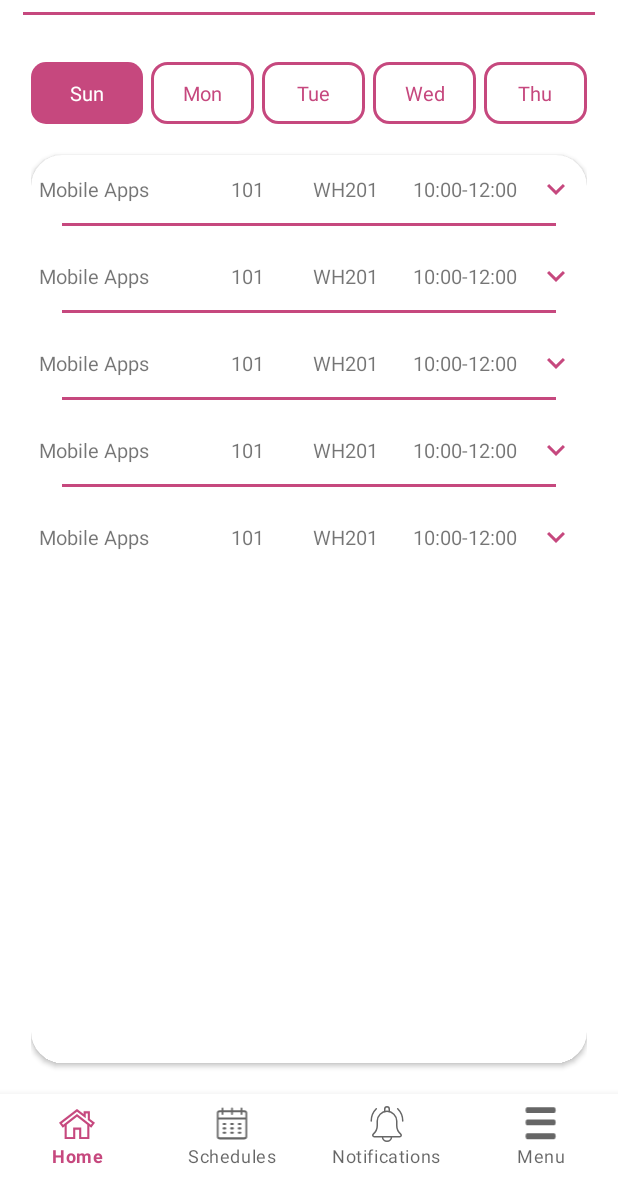
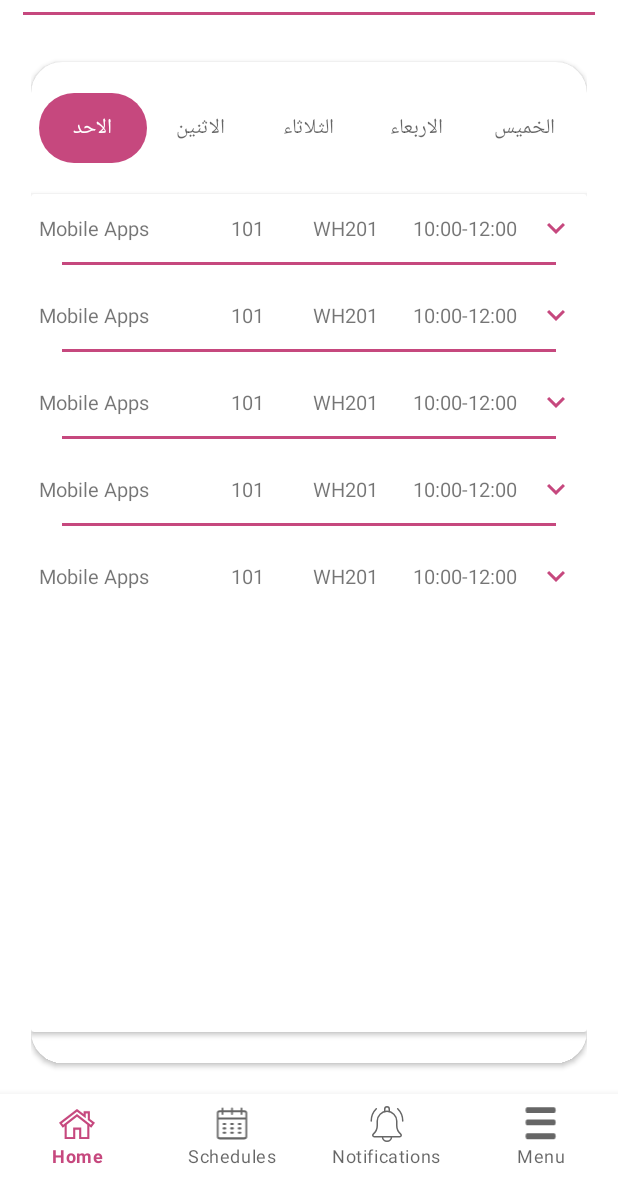
Before and after one commit to ahmed-yacoubi/staff-services, an Android app: the HomeFragment screen opened directly, with no data from a screen before it, on a phone screen of 412 x 824 dp, the part 58-1236 px from its top. Run offline under Robolectric (Android 15) with nearby library versions, the phone set to English and light mode, and no system bars; our stand-ins replace sdp/ssp sizes.

Commit message:
Tab and ViewPager

```diff
--- a/app/src/main/java/com/alaqsa/edu/ps/staffservices/activity/MainActivity.java
+++ b/app/src/main/java/com/alaqsa/edu/ps/staffservices/activity/MainActivity.java
@@ -38,7 +38,8 @@ public class MainActivity extends AppCompatActivity {
         fragmentTransaction.replace(R.id.mainFrameLayout, new HomeFragment()).commit();
     }
 
-    BottomNavigationView.OnNavigationItemSelectedListener onNavigationItemSelectedListener = new BottomNavigationView.OnNavigationItemSelectedListener() {
+    BottomNavigationView.OnNavigationItemSelectedListener onNavigationItemSelectedListener
+            = new BottomNavigationView.OnNavigationItemSelectedListener() {
         @Override
         public boolean onNavigationItemSelected(@NonNull @org.jetbrains.annotations.NotNull MenuItem item) {
             Fragment selectedFragment = null;
--- /dev/null
+++ b/app/src/main/java/com/alaqsa/edu/ps/staffservices/adapter/SchedulesViewPagerAdapter.java
@@ -0,0 +1,34 @@
+package com.alaqsa.edu.ps.staffservices.adapter;
+
+import androidx.annotation.NonNull;
+import androidx.fragment.app.Fragment;
+import androidx.fragment.app.FragmentActivity;
+import androidx.viewpager2.adapter.FragmentStateAdapter;
+import androidx.viewpager2.adapter.FragmentViewHolder;
+
+import com.alaqsa.edu.ps.staffservices.R;
+
+import java.util.List;
+
+
+public class SchedulesViewPagerAdapter extends FragmentStateAdapter {
+    private List<Fragment> fragments;
+
+    public SchedulesViewPagerAdapter(@NonNull FragmentActivity fragmentActivity, List<Fragment> fragments) {
+        super(fragmentActivity);
+        this.fragments = fragments;
+    }
+
+
+    @NonNull
+    @Override
+    public Fragment createFragment(int position) {
+        return fragments.get(position);
+    }
+
+
+    @Override
+    public int getItemCount() {
+        return fragments.size();
+    }
+}
--- /dev/null
+++ b/app/src/main/java/com/alaqsa/edu/ps/staffservices/fragment/DaysFragment.java
@@ -0,0 +1,92 @@
+package com.alaqsa.edu.ps.staffservices.fragment;
+
+import android.os.Bundle;
+
+import androidx.annotation.NonNull;
+import androidx.annotation.Nullable;
+import androidx.fragment.app.Fragment;
+import androidx.recyclerview.widget.LinearLayoutManager;
+import androidx.recyclerview.widget.RecyclerView;
+
+import android.view.LayoutInflater;
+import android.view.View;
+import android.view.ViewGroup;
+
+import com.alaqsa.edu.ps.staffservices.R;
+import com.alaqsa.edu.ps.staffservices.adapter.HomeAdapter;
+import com.alaqsa.edu.ps.staffservices.adapter.SchedulesAdapter;
+import com.alaqsa.edu.ps.staffservices.databinding.FragmentDaysBinding;
+import com.alaqsa.edu.ps.staffservices.databinding.FragmentHomeBinding;
+import com.alaqsa.edu.ps.staffservices.databinding.FragmentSchedulesBinding;
+import com.alaqsa.edu.ps.staffservices.model.Test;
+
+import org.jetbrains.annotations.NotNull;
+
+import java.util.ArrayList;
+
+
+public class DaysFragment extends Fragment {
+
+    private static final String ARG_PARAM1 = "param1";
+    private FragmentDaysBinding binding;
+
+    private String mParam1;
+
+    private HomeAdapter adapter;
+
+    private ArrayList<Test> testArrayList;
+
+    public DaysFragment() {
+    }
+
+
+    public static DaysFragment newInstance(String param1) {
+        DaysFragment fragment = new DaysFragment();
+        Bundle args = new Bundle();
+        args.putString(ARG_PARAM1, param1);
+        fragment.setArguments(args);
+        return fragment;
+    }
+
+    @Override
+    public void onCreate(Bundle savedInstanceState) {
+        super.onCreate(savedInstanceState);
+        if (getArguments() != null) {
+            mParam1 = getArguments().getString(ARG_PARAM1);
+        }
+    }
+
+    @Override
+    public View onCreateView(LayoutInflater inflater, ViewGroup container,
+                             Bundle savedInstanceState) {
+        // Inflate the layout for this fragment
+        binding = FragmentDaysBinding.inflate(inflater, container, false);
+        return binding.getRoot();
+    }
+
+    @Override
+    public void onViewCreated(@NonNull @NotNull View view, @Nullable @org.jetbrains.annotations.Nullable Bundle savedInstanceState) {
+        super.onViewCreated(view, savedInstanceState);
+
+        testArrayList = new ArrayList<>();
+
+        addData();
+
+        adapter = new HomeAdapter(testArrayList);
+
+        RecyclerView.LayoutManager layoutManager = new LinearLayoutManager(getContext());
+
+        binding.schRecyclerView.setHasFixedSize(true);
+        binding.schRecyclerView.setLayoutManager(layoutManager);
+        binding.schRecyclerView.setAdapter(adapter);
+
+    }
+
+    private void addData() {
+        for (int i = 1; i <= 5; i++)
+            testArrayList.add(new Test(i, "Mobile Apps", "101", "WH201",
+                    "10:00-12:00", false, "ALAQSA Reg.", "SID: 2301180724, Mobile Apps Development" +
+                    " 2 = 97"));
+    }
+
+}
--- a/app/src/main/java/com/alaqsa/edu/ps/staffservices/fragment/HomeFragment.java
+++ b/app/src/main/java/com/alaqsa/edu/ps/staffservices/fragment/HomeFragment.java
@@ -1,5 +1,6 @@
 package com.alaqsa.edu.ps.staffservices.fragment;
 
+import android.graphics.drawable.Drawable;
 import android.os.Bundle;
 
 import androidx.annotation.NonNull;
@@ -11,74 +12,45 @@ import androidx.recyclerview.widget.RecyclerView;
 import android.view.LayoutInflater;
 import android.view.View;
 import android.view.ViewGroup;
+import android.widget.Toast;
 
 import com.alaqsa.edu.ps.staffservices.R;
 import com.alaqsa.edu.ps.staffservices.adapter.HomeAdapter;
+import com.alaqsa.edu.ps.staffservices.adapter.SchedulesViewPagerAdapter;
 import com.alaqsa.edu.ps.staffservices.databinding.FragmentHomeBinding;
 import com.alaqsa.edu.ps.staffservices.model.Test;
+import com.google.android.material.tabs.TabLayout;
+import com.google.android.material.tabs.TabLayoutMediator;
 
 import org.jetbrains.annotations.NotNull;
 
 import java.util.ArrayList;
+import java.util.List;
 
-/**
- * A simple {@link Fragment} subclass.
- * Use the {@link HomeFragment#newInstance} factory method to
- * create an instance of this fragment.
- */
+
 public class HomeFragment extends Fragment {
 
     private FragmentHomeBinding binding;
+    List<Fragment> fragmentList = new ArrayList<>();
+    public SchedulesViewPagerAdapter adapter;
 
-    private HomeAdapter adapter;
-
-    private ArrayList<Test> testArrayList;
-
-    // TODO: Rename parameter arguments, choose names that match
-    // the fragment initialization parameters, e.g. ARG_ITEM_NUMBER
-    private static final String ARG_PARAM1 = "param1";
-    private static final String ARG_PARAM2 = "param2";
-
-    // TODO: Rename and change types of parameters
-    private String mParam1;
-    private String mParam2;
 
     public HomeFragment() {
-        // Required empty public constructor
     }
 
-    /**
-     * Use this factory method to create a new instance of
-     * this fragment using the provided parameters.
-     *
-     * @param param1 Parameter 1.
-     * @param param2 Parameter 2.
-     * @return A new instance of fragment HomeFragment.
-     */
-    // TODO: Rename and change types and number of parameters
-    public static HomeFragment newInstance(String param1, String param2) {
-        HomeFragment fragment = new HomeFragment();
-        Bundle args = new Bundle();
-        args.putString(ARG_PARAM1, param1);
-        args.putString(ARG_PARAM2, param2);
-        fragment.setArguments(args);
-        return fragment;
-    }
 
     @Override
     public void onCreate(Bundle savedInstanceState) {
         super.onCreate(savedInstanceState);
-        if (getArguments() != null) {
-            mParam1 = getArguments().getString(ARG_PARAM1);
-            mParam2 = getArguments().getString(ARG_PARAM2);
-        }
     }
 
     @Override
     public View onCreateView(LayoutInflater inflater, ViewGroup container,
                              Bundle savedInstanceState) {
-        // Inflate the layout for this fragment
         binding = FragmentHomeBinding.inflate(inflater, container, false);
+        initViewPager();
+        initTabLayout();
+
         return binding.getRoot();
     }
 
@@ -86,25 +58,57 @@ public class HomeFragment extends Fragment {
     public void onViewCreated(@NonNull @NotNull View view, @Nullable @org.jetbrains.annotations.Nullable Bundle savedInstanceState) {
         super.onViewCreated(view, savedInstanceState);
 
-        testArrayList = new ArrayList<>();
-
-        addData();
-
-        adapter = new HomeAdapter(testArrayList);
-
-        RecyclerView.LayoutManager layoutManager = new LinearLayoutManager(getContext());
-
-        binding.homeRecyclerView.setHasFixedSize(true);
-        binding.homeRecyclerView.setLayoutManager(layoutManager);
-        binding.homeRecyclerView.setAdapter(adapter);
 
     }
 
-    private void addData() {
-        for (int i=1; i<=5; i++)
-            testArrayList.add(new Test(i, "Mobile Apps", "101", "WH201",
-                    "10:00-12:00", false, "ALAQSA Reg.", "SID: 2301180724, Mobile Apps Development" +
-                    " 2 = 97"));
+
+    private void initTabLayout() {
+
+
+        TabLayoutMediator tabLayoutMediator = new TabLayoutMediator(binding.homeTapLayout, binding.homeViewPager, new TabLayoutMediator.TabConfigurationStrategy() {
+
+            @Override
+            public void onConfigureTab(@NonNull TabLayout.Tab tab, int position) {
+                switch (position) {
+                    case 0:
+                        tab.setText("الاحد");
+                        break;
+                    case 1:
+                        tab.setText("الاثنين");
+                        break;
+
+                    case 2:
+
+                        tab.setText("الثلاثاء");
+
+                        break;
+                    case 3:
+                        tab.setText("الاربعاء");
+
+                        break;
+                    case 4:
+                        tab.setText("الخميس");
+
+                        break;
+
+                }
+
+            }
+        });
+        tabLayoutMediator.attach();
+
+    }
+
+
+    private void initViewPager() {
+        fragmentList.add(DaysFragment.newInstance("sunday"));
+        fragmentList.add(DaysFragment.newInstance("monday"));
+        fragmentList.add(DaysFragment.newInstance("tuesday"));
+        fragmentList.add(DaysFragment.newInstance("wednesday"));
+        fragmentList.add(DaysFragment.newInstance("thursday"));
+        adapter = new SchedulesViewPagerAdapter(getActivity(), fragmentList);
+        binding.homeViewPager.setAdapter(adapter);
+
     }
 
     @Override
--- a/app/src/main/java/com/alaqsa/edu/ps/staffservices/fragment/SchedulesFragment.java
+++ b/app/src/main/java/com/alaqsa/edu/ps/staffservices/fragment/SchedulesFragment.java
@@ -15,7 +15,7 @@ import android.view.ViewGroup;
 import com.alaqsa.edu.ps.staffservices.R;
 import com.alaqsa.edu.ps.staffservices.adapter.HomeAdapter;
 import com.alaqsa.edu.ps.staffservices.adapter.SchedulesAdapter;
-import com.alaqsa.edu.ps.staffservices.databinding.FragmentHomeBinding;
+
 import com.alaqsa.edu.ps.staffservices.databinding.FragmentSchedulesBinding;
 import com.alaqsa.edu.ps.staffservices.model.Test;
 
@@ -24,11 +24,7 @@ import org.jetbrains.annotations.NotNull;
 import java.io.Serializable;
 import java.util.ArrayList;
 
-/**
- * A simple {@link Fragment} subclass.
- * Use the {@link SchedulesFragment#newInstance} factory method to
- * create an instance of this fragment.
- */
+
 public class SchedulesFragment extends Fragment implements Serializable {
 
     private FragmentSchedulesBinding binding;
@@ -42,23 +38,11 @@ public class SchedulesFragment extends Fragment implements Serializable {
     private static final String ARG_PARAM1 = "param1";
     private static final String ARG_PARAM2 = "param2";
 
-    // TODO: Rename and change types of parameters
-    private String mParam1;
-    private String mParam2;
-
     public SchedulesFragment() {
         // Required empty public constructor
     }
 
-    /**
-     * Use this factory method to create a new instance of
-     * this fragment using the provided parameters.
-     *
-     * @param param1 Parameter 1.
-     * @param param2 Parameter 2.
-     * @return A new instance of fragment SchedulesFragment.
-     */
-    // TODO: Rename and change types and number of parameters
+
     public static SchedulesFragment newInstance(String param1, String param2) {
         SchedulesFragment fragment = new SchedulesFragment();
         Bundle args = new Bundle();
@@ -72,8 +56,7 @@ public class SchedulesFragment extends Fragment implements Serializable {
     public void onCreate(Bundle savedInstanceState) {
         super.onCreate(savedInstanceState);
         if (getArguments() != null) {
-            mParam1 = getArguments().getString(ARG_PARAM1);
-            mParam2 = getArguments().getString(ARG_PARAM2);
+
         }
     }
 
--- /dev/null
+++ b/app/src/main/res/drawable/tabindicator.xml
@@ -0,0 +1,9 @@
+<?xml version="1.0" encoding="utf-8"?>
+<shape xmlns:android="http://schemas.android.com/apk/res/android"
+    android:shape="rectangle"
+    >
+<solid
+android:color="@color/purple_700"
+    />
+    <corners android:radius="100dp"/>
+</shape>
--- /dev/null
+++ b/app/src/main/res/layout/fragment_days.xml
@@ -0,0 +1,22 @@
+<?xml version="1.0" encoding="utf-8"?>
+<FrameLayout xmlns:android="http://schemas.android.com/apk/res/android"
+    xmlns:tools="http://schemas.android.com/tools"
+    android:layout_width="match_parent"
+    android:layout_height="match_parent"
+    tools:context=".fragment.DaysFragment">
+
+     <androidx.cardview.widget.CardView
+         android:id="@+id/schCardView"
+         android:layout_width="match_parent"
+         android:layout_height="match_parent"
+         android:layout_marginTop="@dimen/_16sdp"
+         android:layout_marginBottom="@dimen/_16sdp"
+         >
+
+          <androidx.recyclerview.widget.RecyclerView
+              android:id="@+id/schRecyclerView"
+              android:layout_width="match_parent"
+              android:layout_height="match_parent" />
+     </androidx.cardview.widget.CardView>
+
+</FrameLayout>
--- a/app/src/main/res/layout/fragment_home.xml
+++ b/app/src/main/res/layout/fragment_home.xml
@@ -5,107 +5,44 @@
     android:layout_width="match_parent"
     android:layout_height="match_parent"
     android:paddingStart="@dimen/_16sdp"
+    android:paddingTop="@dimen/_8sdp"
     android:paddingEnd="@dimen/_16sdp"
-    android:paddingTop="@dimen/_8sdp"
     tools:context=".fragment.HomeFragment">
 
-    <LinearLayout
-        android:id="@+id/homeLinearLayoutDays"
-        android:layout_width="match_parent"
-        android:layout_height="@dimen/_32sdp"
-        android:orientation="horizontal"
-        android:layout_marginTop="@dimen/_16sdp"
-        app:layout_constraintEnd_toEndOf="parent"
-        app:layout_constraintStart_toStartOf="parent"
-        app:layout_constraintTop_toTopOf="parent">
-
-        <TextView
-            android:id="@+id/homeTextViewSun"
-            android:layout_width="match_parent"
-            android:layout_height="match_parent"
-            android:layout_weight="1"
-            android:lines="1"
-            android:gravity="center"
-            android:background="@drawable/text_view_background"
-            android:text="@string/sunday"
-            android:textColor="@color/white"
-            android:textSize="@dimen/_10ssp"
-            android:textAllCaps="false" />
-
-        <TextView
-            android:id="@+id/homeTextViewMon"
-            android:layout_width="match_parent"
-            android:layout_height="match_parent"
-            android:layout_weight="1"
-            android:lines="1"
-            android:gravity="center"
-            android:background="@drawable/text_view_background_empty"
-            android:layout_marginStart="@dimen/_4sdp"
-            android:text="@string/monday"
-            android:textColor="@color/primary"
-            android:textSize="@dimen/_10ssp"
-            android:textAllCaps="false" />
-
-        <TextView
-            android:id="@+id/homeTextViewTue"
-            android:layout_width="match_parent"
-            android:layout_height="match_parent"
-            android:layout_weight="1"
-            android:lines="1"
-            android:gravity="center"
-            android:layout_marginStart="@dimen/_4sdp"
-            android:background="@drawable/text_view_background_empty"
-            android:text="@string/tuesday"
-            android:textColor="@color/primary"
-            android:textSize="@dimen/_10ssp"
-            android:textAllCaps="false" />
-
-        <TextView
-            android:id="@+id/homeTextViewWed"
-            android:layout_width="match_parent"
-            android:layout_height="match_parent"
-            android:layout_weight="1"
-            android:lines="1"
-            android:gravity="center"
-            android:background="@drawable/text_view_background_empty"
-            android:layout_marginStart="@dimen/_4sdp"
-            android:text="@string/wednesday"
-            android:textColor="@color/primary"
-            android:textSize="@dimen/_10ssp"
-            android:textAllCaps="false" />
-
-        <TextView
-            android:id="@+id/homeTextViewThu"
-            android:layout_width="match_parent"
-            android:layout_height="match_parent"
-            android:layout_weight="1"
-            android:lines="1"
-            android:gravity="center"
-            android:layout_marginStart="@dimen/_4sdp"
-            android:background="@drawable/text_view_background_empty"
-            android:text="@string/thursday"
-            android:textColor="@color/primary"
-            android:textSize="@dimen/_10ssp"
-            android:textAllCaps="false" />
-    </LinearLayout>
 
     <androidx.cardview.widget.CardView
         android:id="@+id/homeCardView"
-        android:layout_width="0dp"
-        android:layout_height="0dp"
+        android:layout_width="match_parent"
+        android:layout_height="match_parent"
         android:layout_marginTop="@dimen/_16sdp"
         android:layout_marginBottom="@dimen/_16sdp"
-        app:cardCornerRadius="@dimen/_16sdp"
-        app:layout_constraintBottom_toBottomOf="parent"
-        app:layout_constraintEnd_toEndOf="parent"
-        app:layout_constraintStart_toStartOf="parent"
-        app:layout_constraintTop_toBottomOf="@+id/homeLinearLayoutDays"
-        app:layout_constraintVertical_bias="0.0">
+        app:cardCornerRadius="@dimen/_16sdp">
 
-        <androidx.recyclerview.widget.RecyclerView
-            android:id="@+id/homeRecyclerView"
+        <LinearLayout
             android:layout_width="match_parent"
-            android:layout_height="match_parent" />
+            android:layout_height="match_parent"
+            android:orientation="vertical">
+
+            <com.google.android.material.tabs.TabLayout
+                android:id="@+id/homeTapLayout"
+                android:layout_width="match_parent"
+                android:layout_height="match_parent"
+                android:layout_marginTop="@dimen/_16sdp"
+                android:layout_weight="9"
+                app:tabGravity="center"
+                app:tabIndicator="@drawable/tabindicator"
+                app:tabIndicatorGravity="stretch"
+                app:tabMode="scrollable"
+                app:tabSelectedTextColor="@color/white" />
+
+            <androidx.viewpager2.widget.ViewPager2
+                android:id="@+id/homeViewPager"
+                android:layout_width="match_parent"
+                android:layout_weight="1"
+                android:layout_height="match_parent" />
+
+
+        </LinearLayout>
     </androidx.cardview.widget.CardView>
 
     <ImageView
```
